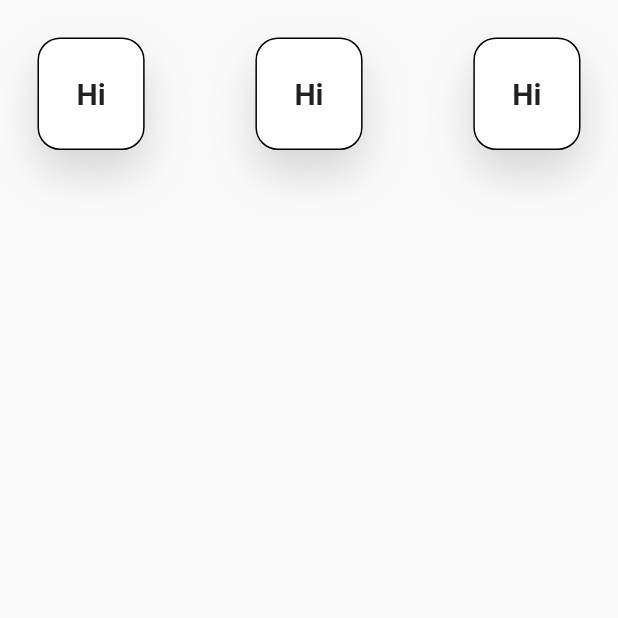
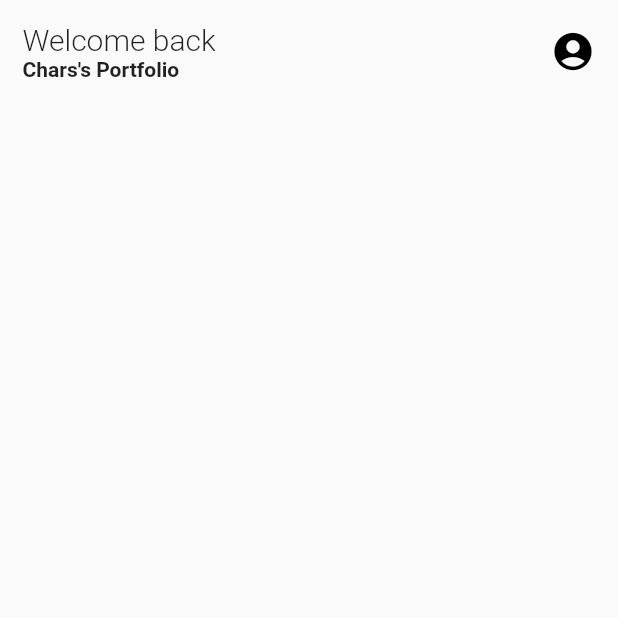
Before and after one commit to chars32/flutter_sideguide, a Flutter app: the screen it shows after launch, on a phone screen of 412 x 824 dp, the top half of it. Run offline on Flutter 3.47's test engine with Material 2 defaults, Android fonts, the light colour scheme and no system bars.

Commit message:
5. Creating top header for the app

```diff
--- a/4.Your first Flutter app/5.Portfolio/my_portfolio/lib/pages/home_page.dart
+++ b/4.Your first Flutter app/5.Portfolio/my_portfolio/lib/pages/home_page.dart
@@ -11,14 +11,40 @@
       child: SizedBox(
         width: MediaQuery.of(context).size.width,
         height: MediaQuery.of(context).size.height,
-        child: Row(
-          mainAxisAlignment: MainAxisAlignment.spaceBetween,
-          crossAxisAlignment: CrossAxisAlignment.start,
-          children: const [
-            IntroCard(text: 'Hi'),
-            IntroCard(text: 'Hi'),
-            IntroCard(text: 'Hi'),
-          ],
+        child: Padding(
+          padding: const EdgeInsets.all(15.0),
+          child: Column(
+            crossAxisAlignment: CrossAxisAlignment.start,
+            children: [
+              Row(
+                crossAxisAlignment: CrossAxisAlignment.center,
+                mainAxisAlignment: MainAxisAlignment.spaceBetween,
+                children: [
+                  Column(
+                    crossAxisAlignment: CrossAxisAlignment.start,
+                    mainAxisAlignment: MainAxisAlignment.start,
+                    mainAxisSize: MainAxisSize.min,
+                    children: const [
+                      Text(
+                        "Welcome back",
+                        style: TextStyle(
+                            fontSize: 20, fontWeight: FontWeight.w300),
+                      ),
+                      Text(
+                        "Chars's Portfolio",
+                        style: TextStyle(fontWeight: FontWeight.bold),
+                      )
+                    ],
+                  ),
+                  const Icon(
+                    Icons.account_circle,
+                    color: Colors.black,
+                    size: 30,
+                  ),
+                ],
+              )
+            ],
+          ),
         ),
       ),
     ));
```
